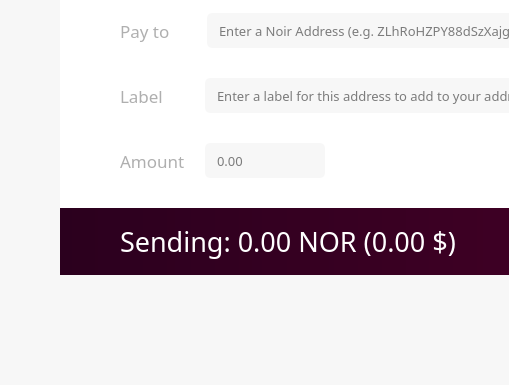
Before: the Qt Designer form src/qt/forms/sendcoinsdialog.ui in noirofficial/noir, drawn with Qt 5; both pictures show x 0 to 509 and y 153 to 538 of the 810 by 538 pixel window.
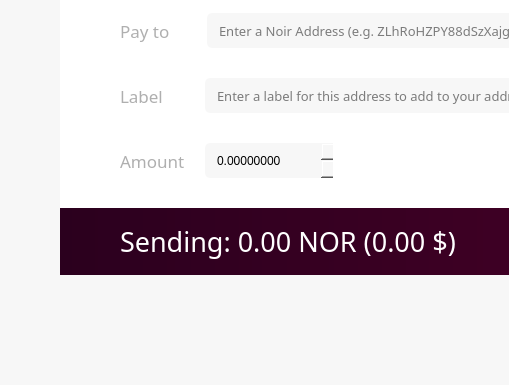
After: the same form once the commit is applied. Icons and pictures are not drawn. Custom widgets are drawn as their Qt base class.

Commit message: fix decimal points not working when sending coins

Diff of the .ui file:
```diff
--- a/src/qt/forms/sendcoinsdialog.ui
+++ b/src/qt/forms/sendcoinsdialog.ui
@@ -619,43 +619,78 @@
              </widget>
             </item>
             <item>
-             <widget class="QLineEdit" name="PayAmount">
-              <property name="sizePolicy">
-               <sizepolicy hsizetype="MinimumExpanding" vsizetype="Fixed">
-                <horstretch>0</horstretch>
-                <verstretch>0</verstretch>
-               </sizepolicy>
-              </property>
+             <widget class="QDoubleSpinBox" name="PayAmount">
               <property name="minimumSize">
                <size>
-                <width>0</width>
+                <width>115</width>
                 <height>35</height>
                </size>
               </property>
-              <property name="maximumSize">
-               <size>
-                <width>120</width>
-                <height>35</height>
-               </size>
-              </property>
-              <property name="font">
-               <font>
-                <family>NoirLight</family>
-                <pointsize>10</pointsize>
-               </font>
-              </property>
               <property name="styleSheet">
-               <string notr="true">background-color:rgba(247, 247, 247, 250);
-color:black;
-border-radius:5px;
-border-style:solid;
-border-color:gray;
-border-width:thin;
-padding-left: 10;
+               <string notr="true">QDoubleSpinBox::up-button {
+	width: 16px; 
+    border-image: url(:/icons/icon_up) 1;
+}
+QDoubleSpinBox::down-button {
+	width: 16px;
+    border-image: url(:/icons/icon_down) 1;
+color: black;
+ }
+QDoubleSpinBox{
+	color:black;
+	background-color:rgba(247, 247, 247, 250);
+	border-radius:5px;
+	border-style:solid;
+	border-color:gray;
+	border-width:thin;
+	padding-left: 10;
+}
 </string>
               </property>
-              <property name="placeholderText">
-               <string>0.00</string>
+              <property name="wrapping">
+               <bool>false</bool>
+              </property>
+              <property name="frame">
+               <bool>false</bool>
+              </property>
+              <property name="alignment">
+               <set>Qt::AlignLeading|Qt::AlignLeft|Qt::AlignVCenter</set>
+              </property>
+              <property name="buttonSymbols">
+               <enum>QAbstractSpinBox::UpDownArrows</enum>
+              </property>
+              <property name="specialValueText">
+               <string/>
+              </property>
+              <property name="accelerated">
+               <bool>false</bool>
+              </property>
+              <property name="correctionMode">
+               <enum>QAbstractSpinBox::CorrectToNearestValue</enum>
+              </property>
+              <property name="keyboardTracking">
+               <bool>true</bool>
+              </property>
+              <property name="showGroupSeparator" stdset="0">
+               <bool>false</bool>
+              </property>
+              <property name="suffix">
+               <string/>
+              </property>
+              <property name="decimals">
+               <number>8</number>
+              </property>
+              <property name="minimum">
+               <double>0.000000000000000</double>
+              </property>
+              <property name="maximum">
+               <double>21000000.000000000000000</double>
+              </property>
+              <property name="singleStep">
+               <double>0.001000000000000</double>
+              </property>
+              <property name="value">
+               <double>0.000000000000000</double>
               </property>
              </widget>
             </item>
```
The commit also changes 1 other file.
